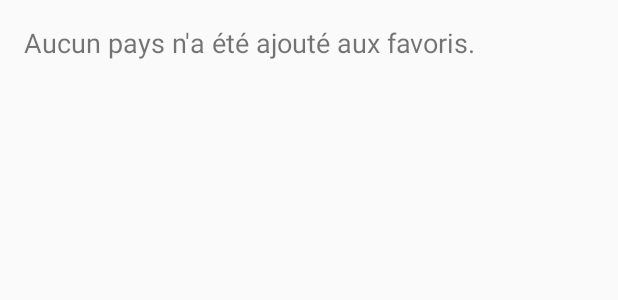
After one commit to ThomasBeurdouche/projetMaterielMobile, an Android app: the layout pays_favoris_layout.xml on its own in the app's theme, with its tools: preview values and no code run, on a phone screen of 412 x 824 dp. The commit adds this screen. Shown: the top 300 px of the screen. Run offline under Robolectric (Android 15) with nearby library versions, the phone set to English and light mode, and no system bars.

Commit message:
essai favoris'

```diff
--- a/app/build.gradle.kts
+++ b/app/build.gradle.kts
@@ -77,4 +77,6 @@ dependencies {
     implementation ("com.squareup.retrofit2:retrofit:2.9.0")
     implementation ("com.squareup.retrofit2:converter-gson:2.9.0")
     implementation ("com.squareup.okhttp3:logging-interceptor:4.4.0")
+
+    implementation ("com.google.code.gson:gson:2.8.9")
 }
--- /dev/null
+++ b/app/src/main/res/layout/pays_favoris_layout.xml
@@ -0,0 +1,22 @@
+<?xml version="1.0" encoding="utf-8"?>
+<LinearLayout xmlns:android="http://schemas.android.com/apk/res/android"
+    android:layout_width="match_parent"
+    android:layout_height="match_parent"
+    android:orientation="vertical"
+    android:padding="16dp">
+
+    <TextView
+        android:id="@+id/tvFavorisMessage"
+        android:layout_width="wrap_content"
+        android:layout_height="wrap_content"
+        android:text="Aucun pays n'a été ajouté aux favoris."
+        android:textSize="18sp" />
+
+    <ListView
+        android:id="@+id/lvFavoris"
+        android:layout_width="match_parent"
+        android:layout_height="wrap_content"
+        android:dividerHeight="1dp"
+        />
+
+</LinearLayout>
```
Also changed, not shown: app/src/main/java/epf/min2/projet_materiel_mobile/DetailPaysActivity.kt (+34 -0 lines), app/src/main/java/epf/min2/projet_materiel_mobile/Pays.kt (+13 -2 lines), app/src/main/java/epf/min2/projet_materiel_mobile/PaysAdapter.kt (+4 -4 lines), app/src/main/java/epf/min2/projet_materiel_mobile/PaysFavorisActivity.kt (added, +32 -0 lines), app/src/main/res/layout/detail_pays_layout.xml (+43 -3 lines), app/src/main/res/layout/pays_view.xml (+1 -8 lines), app/src/main/java/epf/min2/projet_materiel_mobile/PaysListActivity.kt (line endings or trailing spaces).
